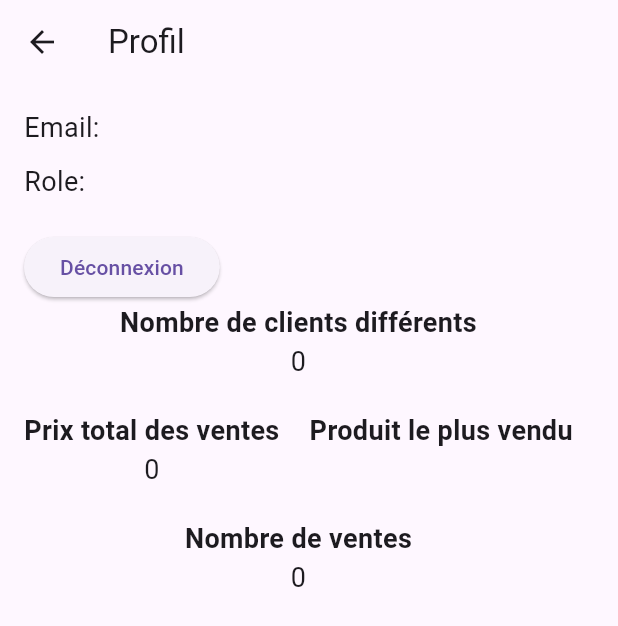
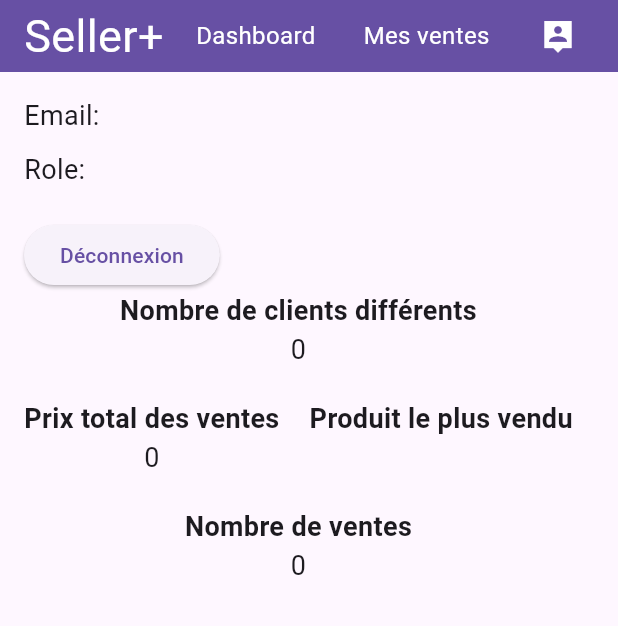
Before and after one commit to YanSouetre/SellerPlus, a Flutter app: the screen it shows after launch, after a tap on the "location history" icon, on a phone screen of 412 x 824 dp. Shown: the top 626 px of the screen. Run offline on Flutter 3.47's test engine with Material 3 defaults, Android fonts, the light colour scheme and no system bars; our stand-ins replace cloud_firestore, firebase_auth, firebase_core, go_router; missing offline and left inert: firebase_ui_auth; accounts and stored records are empty.

Commit message:
update profile

```diff
--- a/lib/src/profile.dart
+++ b/lib/src/profile.dart
@@ -5,6 +5,7 @@ import 'package:flutter/material.dart';
 import 'package:firebase_auth/firebase_auth.dart';
 import 'package:cloud_firestore/cloud_firestore.dart';
 import 'package:go_router/go_router.dart';
+import 'package:sellerplus/component/navbar.dart';
 
 class ProfilePage extends StatefulWidget {
   @override
@@ -66,7 +67,6 @@ class _ProfilePageState extends State<ProfilePage> {
 
       //Nombre de clients différents
       if (!clients.contains(data['client'])) {
-        log(data['client']);
         // Ajouter le nom du client à la liste
         nbclient += 1;
         clients.add(data['client']);
@@ -98,10 +98,12 @@ class _ProfilePageState extends State<ProfilePage> {
   @override
   Widget build(BuildContext context) {
     return Scaffold(
-      appBar: AppBar(
-        title: Text('Profil'),
-      ),
-      body: Container(
+      appBar: null,
+
+      body: Column(
+        crossAxisAlignment: CrossAxisAlignment.start,
+        children: [const NavBar(),
+          Container(
             width: double.infinity,
             padding: const EdgeInsets.all(16.0),
             child: Column(
@@ -183,7 +185,9 @@ class _ProfilePageState extends State<ProfilePage> {
                 ),
               ],
             ),
+          ),],
       ),
+
     );
   }
 }
```
Lines whose indentation alone changed are shown as unchanged.
